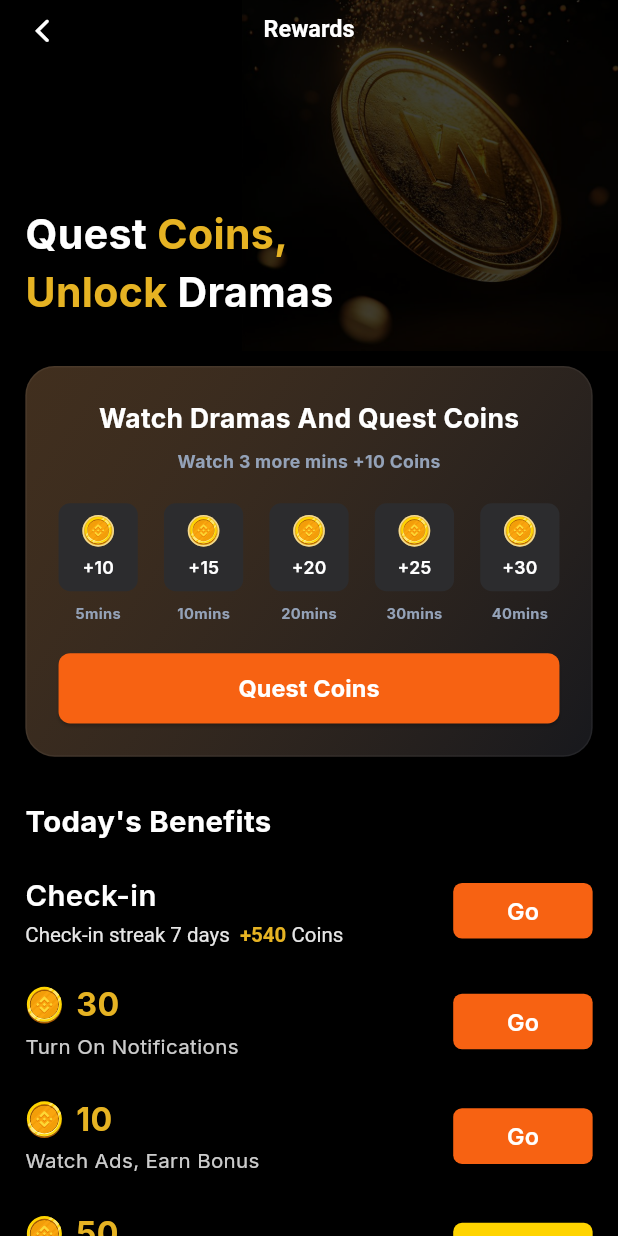
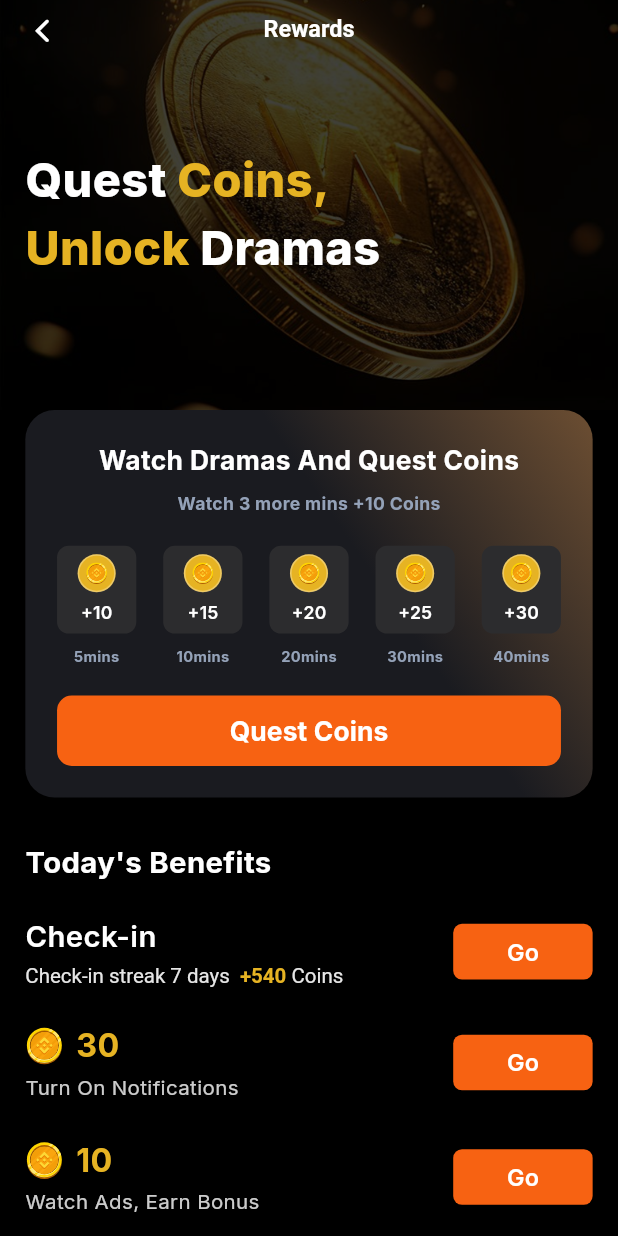
Before and after one commit to sakilkhan649/uremz100, a Flutter app: the RewardsScreen screen opened directly, on a phone screen of 412 x 824 dp. Run offline on Flutter 3.47's test engine with Material 3 defaults, Android fonts, the phone set to English and light mode, and no system bars; our stand-ins replace flutter_screenutil, flutter_svg, get, google_fonts, pinput.

Commit message:
Final same-to-same UI refinements for Rewards Screen

```diff
--- a/lib/View/Home/Rewards/Widget/reward_step_widget.dart
+++ b/lib/View/Home/Rewards/Widget/reward_step_widget.dart
@@ -32,18 +32,22 @@
             mainAxisAlignment: MainAxisAlignment.center,
             children: [
               Container(
-                width: 20.w,
-                height: 20.w,
+                width: 24.w,
+                height: 24.w,
                 decoration: BoxDecoration(
                   color: AppColors.yellow100,
                   shape: BoxShape.circle,
                   border: Border.all(
-                    color: Colors.white.withOpacity(0.5),
+                    color: Colors.white.withOpacity(0.3),
                     width: 1.w,
                   ),
                 ),
                 child: Center(
-                  child:SvgPicture.asset(AppIcons.rewards__rank_icon,height: 24.w,width: 24.w,)
+                  child: SvgPicture.asset(
+                    AppIcons.rewards__rank_icon,
+                    height: 14.w,
+                    width: 14.w,
+                  ),
                 ),
               ),
               SizedBox(height: 5.h),
--- a/lib/View/Home/Rewards/rewards_screen.dart
+++ b/lib/View/Home/Rewards/rewards_screen.dart
@@ -17,7 +17,6 @@
   @override
   Widget build(BuildContext context) {
     return Scaffold(
-      backgroundColor: Colors.black,
       extendBodyBehindAppBar: true,
       appBar: const CustomAppBar(
         title: "Rewards",
@@ -35,12 +34,13 @@
                   alignment: Alignment.topRight,
                   child: Image.asset(
                     AppImages.rewards_image,
-                    height: 240.h,
-                    fit: BoxFit.contain,
+                    height: 280.h,
+                    width: double.infinity,
+                    fit: BoxFit.cover,
                   ),
                 ),
                 Positioned(
-                  bottom: 20.h,
+                  top: 100.h,
                   left: 16.w,
                   child: Column(
                     crossAxisAlignment: CrossAxisAlignment.start,
@@ -49,14 +49,14 @@
                         children: [
                           CustomText(
                             text: "Quest ",
-                            fontSize: 28.sp,
-                            fontWeight: FontWeight.w700,
+                            fontSize: 32.sp,
+                            fontWeight: FontWeight.w800,
                             color: Colors.white,
                           ),
                           CustomText(
                             text: "Coins,",
-                            fontSize: 28.sp,
-                            fontWeight: FontWeight.w700,
+                            fontSize: 32.sp,
+                            fontWeight: FontWeight.w800,
                             color: AppColors.yellow100,
                           ),
                         ],
@@ -65,14 +65,14 @@
                         children: [
                           CustomText(
                             text: "Unlock ",
-                            fontSize: 28.sp,
-                            fontWeight: FontWeight.w700,
+                            fontSize: 32.sp,
+                            fontWeight: FontWeight.w800,
                             color: AppColors.yellow100,
                           ),
                           CustomText(
                             text: "Dramas",
-                            fontSize: 28.sp,
-                            fontWeight: FontWeight.w700,
+                            fontSize: 32.sp,
+                            fontWeight: FontWeight.w800,
                             color: Colors.white,
                           ),
                         ],
@@ -88,8 +88,6 @@
               child: Column(
                 crossAxisAlignment: CrossAxisAlignment.start,
                 children: [
-                  SizedBox(height: 10.h),
-
                   // Rewards Progress Card
                   Container(
                     width: double.infinity,
@@ -98,13 +96,14 @@
                       borderRadius: BorderRadius.circular(20.r),
                       gradient: LinearGradient(
                         colors: [
-                          const Color(0xFF6C4E32).withOpacity(0.6),
-                          const Color(0xFF1A1B20).withOpacity(0.9),
+                          const Color(0xFF6C4E32),
+                          const Color(0xFF1A1B20),
+                          const Color(0xFF1A1B20),
                         ],
-                        begin: Alignment.topLeft,
-                        end: Alignment.bottomRight,
+                        begin: Alignment.topRight,
+                        end: Alignment.bottomLeft,
+                        stops: const [0.0, 0.4, 1.0],
                       ),
-                      border: Border.all(color: Colors.white.withOpacity(0.05)),
                     ),
                     child: Column(
                       children: [
@@ -141,13 +140,14 @@
                             style: ElevatedButton.styleFrom(
                               backgroundColor: AppColors.orange100,
                               shape: RoundedRectangleBorder(
-                                borderRadius: BorderRadius.circular(8.r),
+                                borderRadius: BorderRadius.circular(10.r),
                               ),
+                              elevation: 0,
                             ),
                             child: CustomText(
                               text: "Quest Coins",
-                              fontSize: 16.sp,
-                              fontWeight: FontWeight.bold,
+                              fontSize: 18.sp,
+                              fontWeight: FontWeight.w700,
                             ),
                           ),
                         ),
```
